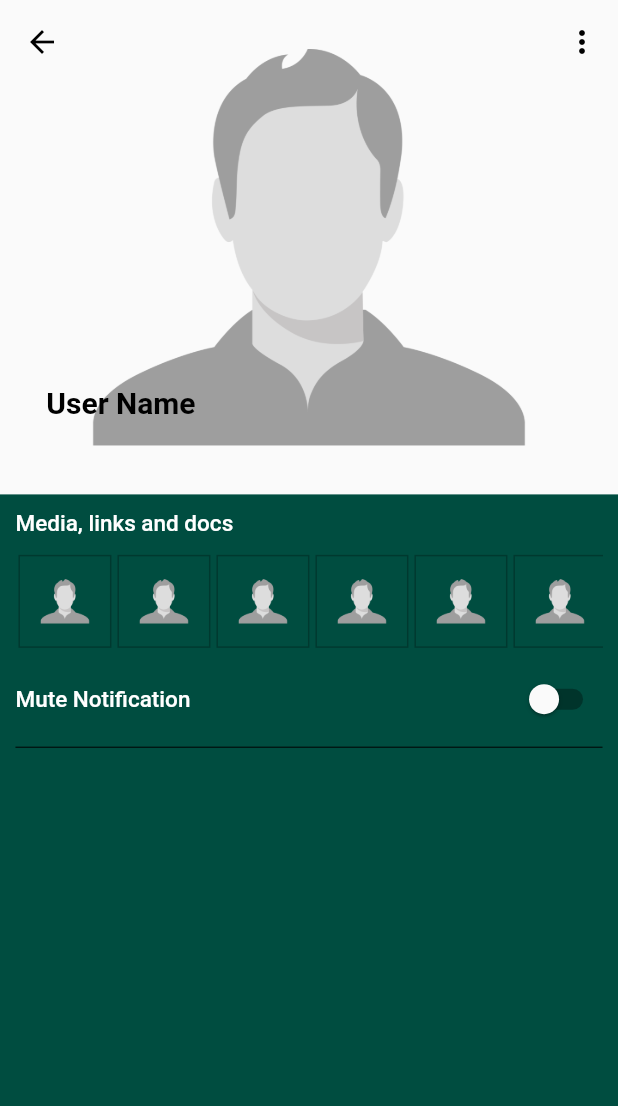
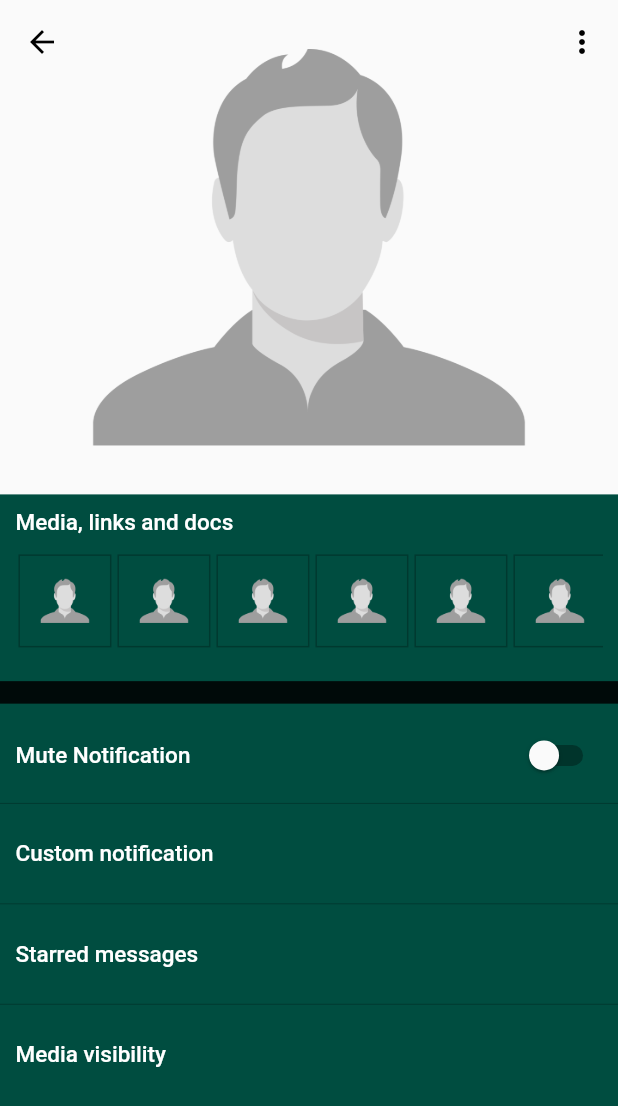
Before and after one commit to NextIshwar/ChatApp, a Flutter app: the UserProfile screen opened directly with empty values, on a phone screen of 412 x 824 dp. Shown: the top 1106 px of the screen. Run offline on Flutter 3.47's test engine with Material 2 defaults, Android fonts, the phone set to English and light mode, and no system bars; our stand-ins replace firebase_auth, firebase_core, google_sign_in, graphql_flutter, shared_preferences; accounts and stored records are empty; network calls fail.

Commit message:
moved dependent profile widegts to profile directory

```diff
--- a/chat_app/lib/common/chat_imports.dart
+++ b/chat_app/lib/common/chat_imports.dart
@@ -7,3 +7,7 @@ export 'package:chat_app/home/user_screen.dart';
 export 'package:chat_app/common/image_url.dart';
 export 'package:chat_app/profile/profile.dart';
 export 'package:chat_app/common/colors.dart';
+export 'package:chat_app/profile/custom_text_widget.dart';
+export 'package:chat_app/profile/view_profile_image.dart';
+export 'package:chat_app/profile/other_user_details.dart';
+export 'package:chat_app/profile/media_file_widget.dart';
--- a/chat_app/lib/home/user_screen.dart
+++ b/chat_app/lib/home/user_screen.dart
@@ -70,7 +70,10 @@ class _UserScreenState extends State<UserScreen>
             ),
             Padding(
               padding: const EdgeInsets.only(right: 16.0),
-              child: Icon(Icons.more_vert),
+              child: IconButton(
+                icon: Icon(Icons.more_vert),
+                onPressed: () {},
+              ),
             ),
           ],
           backgroundColor: Colors.teal[900],
--- a/chat_app/lib/message_screen/message_screen.dart
+++ b/chat_app/lib/message_screen/message_screen.dart
@@ -27,6 +27,7 @@ class MessageScreen extends StatelessWidget {
               MaterialPageRoute(
                   builder: (context) => UserProfile(
                         tag: receiverId,
+                        receiverName: receiverName,
                       )),
             );
           },
@@ -149,7 +150,8 @@ class _MessageBodyState extends State<MessageBody> {
                           child: Text(
                             data[index]['msg'],
                             style: TextStyle(color: Colors.white),
-                            ))
+                          ),
+                        )
                       ],
                     ),
                   ),
@@ -192,7 +194,9 @@ class _WriteMessageState extends State<WriteMessage> {
     return GraphQLProvider(
       client: Config.initailizeClient(),
       child: Mutation(
-        options: MutationOptions(document: gql(createMsgQuery)),
+        options: MutationOptions(
+          document: gql(createMsgQuery),
+        ),
         builder: (runMutation, result) => Container(
           child: Padding(
             padding: const EdgeInsets.all(8.0),
--- /dev/null
+++ b/chat_app/lib/profile/custom_text_widget.dart
@@ -0,0 +1,29 @@
+import 'package:chat_app/common/chat_imports.dart';
+import 'package:flutter/material.dart';
+
+class CutstomTextWdiget extends StatelessWidget {
+  final String text;
+  final void Function()? onTap;
+  const CutstomTextWdiget({Key? key, required this.text, this.onTap})
+      : super(key: key);
+
+  @override
+  Widget build(BuildContext context) {
+    final double height = MediaQuery.of(context).size.height;
+    final double width = MediaQuery.of(context).size.width;
+    return InkWell(
+      onTap: onTap,
+      child: Padding(
+        padding: EdgeInsets.symmetric(
+            vertical: height * 0.02, horizontal: width * 0.025),
+        child: Text(
+          text,
+          style: TextStyle(
+              fontSize: 15,
+              fontWeight: FontWeight.w500,
+              color: ColorPalette.secondaryColor),
+        ),
+      ),
+    );
+  }
+}
--- /dev/null
+++ b/chat_app/lib/profile/media_file_widget.dart
@@ -0,0 +1,50 @@
+import 'package:chat_app/common/chat_imports.dart';
+import 'package:flutter/material.dart';
+
+class MediaFilesWidget extends StatelessWidget {
+  const MediaFilesWidget({Key? key}) : super(key: key);
+
+  @override
+  Widget build(BuildContext context) {
+    return Container(
+      padding: EdgeInsets.symmetric(
+          horizontal: MediaQuery.of(context).size.width * 0.025, vertical: 10),
+      child: Column(
+        crossAxisAlignment: CrossAxisAlignment.start,
+        children: [
+          Text(
+            "Media, links and docs",
+            style: TextStyle(
+                color: ColorPalette.secondaryColor,
+                fontWeight: FontWeight.w500,
+                fontSize: 15),
+          ),
+          SizedBox(
+            height: 10,
+          ),
+          SingleChildScrollView(
+            scrollDirection: Axis.horizontal,
+            child: Row(
+              mainAxisAlignment: MainAxisAlignment.start,
+              children: List.generate(
+                50,
+                (index) => Container(
+                  margin: EdgeInsets.all(2),
+                  decoration: BoxDecoration(
+                    border: Border.all(color: Colors.black26),
+                  ),
+                  padding: EdgeInsets.all(10),
+                  child: Image.asset(
+                    AllImages.defaultProfileImage,
+                    height: 40,
+                    width: 40,
+                  ),
+                ),
+              ),
+            ),
+          ),
+        ],
+      ),
+    );
+  }
+}
--- /dev/null
+++ b/chat_app/lib/profile/other_user_details.dart
@@ -0,0 +1,73 @@
+import 'package:chat_app/common/chat_imports.dart';
+import 'package:flutter/material.dart';
+
+class OtherUserDetails extends StatefulWidget {
+  final double height, width;
+  const OtherUserDetails({Key? key, required this.height, required this.width})
+      : super(key: key);
+
+  @override
+  _OtherUserDetailsState createState() => _OtherUserDetailsState();
+}
+
+class _OtherUserDetailsState extends State<OtherUserDetails> {
+  bool notificationValue = false;
+  @override
+  Widget build(BuildContext context) {
+    return Container(
+      height: widget.height,
+      decoration: BoxDecoration(color: ColorPalette.primaryColor),
+      child: Column(
+        crossAxisAlignment: CrossAxisAlignment.start,
+        children: [
+          MediaFilesWidget(),
+          SizedBox(
+            height: 10,
+          ),
+          Divider(
+            color: Colors.black87,
+            thickness: 15,
+          ),
+          SizedBox(
+            height: 10,
+          ),
+          Padding(
+            padding: EdgeInsets.symmetric(horizontal: widget.width * 0.025),
+            child: Row(
+              mainAxisAlignment: MainAxisAlignment.spaceBetween,
+              children: [
+                Text(
+                  "Mute Notification",
+                  style: TextStyle(
+                      fontSize: 15,
+                      fontWeight: FontWeight.w500,
+                      color: ColorPalette.secondaryColor),
+                ),
+                Switch(
+                    value: notificationValue,
+                    activeColor: ColorPalette.switchColor,
+                    onChanged: (val) {
+                      setState(() {
+                        notificationValue = val;
+                      });
+                    })
+              ],
+            ),
+          ),
+          Divider(
+            color: Colors.black26,
+          ),
+          CutstomTextWdiget(text: "Custom notification"),
+          Divider(
+            color: Colors.black26,
+          ),
+          CutstomTextWdiget(text: "Starred messages"),
+          Divider(
+            color: Colors.black26,
+          ),
+          CutstomTextWdiget(text: "Media visibility"),
+        ],
+      ),
+    );
+  }
+}
--- a/chat_app/lib/profile/profile.dart
+++ b/chat_app/lib/profile/profile.dart
@@ -1,9 +1,37 @@
 import 'package:chat_app/common/chat_imports.dart';
 import 'package:flutter/material.dart';
 
-class UserProfile extends StatelessWidget {
-  final String tag;
-  const UserProfile({Key? key, required this.tag}) : super(key: key);
+class UserProfile extends StatefulWidget {
+  final String? tag, receiverName;
+  const UserProfile({Key? key, required this.tag, this.receiverName})
+      : super(key: key);
+
+  @override
+  _UserProfileState createState() => _UserProfileState();
+}
+
+class _UserProfileState extends State<UserProfile> {
+  ScrollController controller = new ScrollController(
+    initialScrollOffset: 0.0,
+    keepScrollOffset: true,
+  );
+  String? title = "";
+  Color? backgroundColor = Colors.transparent;
+  @override
+  void initState() {
+    super.initState();
+    controller.addListener(() {
+      setState(() {
+        if (controller.offset != 0.0) {
+          backgroundColor = Colors.teal[900];
+          title = widget.receiverName;
+        } else {
+          backgroundColor = Colors.transparent;
+          title = "";
+        }
+      });
+    });
+  }
 
   @override
   Widget build(BuildContext context) {
@@ -14,19 +42,24 @@ class UserProfile extends StatelessWidget {
         leading: IconButton(
           icon: Icon(
             Icons.arrow_back,
-            color: Colors.black,
+            color: (title == "") ? Colors.black : Colors.white,
           ),
           onPressed: () {
             Navigator.pop(context);
           },
         ),
-        backgroundColor: Colors.transparent,
+        title: Text(
+          title ?? "",
+          style: TextStyle(
+              color: Colors.white, fontWeight: FontWeight.bold, fontSize: 18),
+        ),
+        backgroundColor: backgroundColor,
         elevation: 0,
         actions: [
           IconButton(
             icon: Icon(
               Icons.more_vert,
-              color: Colors.black,
+              color: (title == "") ? Colors.black : Colors.white,
             ),
             onPressed: () {},
           )
@@ -34,9 +67,15 @@ class UserProfile extends StatelessWidget {
       ),
       extendBodyBehindAppBar: true,
       body: SingleChildScrollView(
+        controller: controller,
         child: Column(
           children: [
-            ProfilePicture(height: height * 0.4, width: width, tag: tag),
+            ProfilePicture(
+              height: height * 0.4,
+              width: width,
+              tag: widget.tag ?? "",
+              userName: widget.receiverName,
+            ),
             OtherUserDetails(
               height: height,
               width: width,
@@ -51,8 +90,13 @@ class UserProfile extends StatelessWidget {
 class ProfilePicture extends StatelessWidget {
   final double height, width;
   final Object tag;
+  final String? userName;
   const ProfilePicture(
-      {Key? key, required this.height, required this.width, required this.tag})
+      {Key? key,
+      required this.height,
+      required this.width,
+      required this.tag,
+      this.userName})
       : super(key: key);
 
   @override
@@ -69,7 +113,7 @@ class ProfilePicture extends StatelessWidget {
                   MaterialPageRoute(
                     builder: (context) => ViewProfileImage(
                       tag: tag.toString(),
-                      userNameTag: "User Name",
+                      userNameTag: userName ?? "",
                     ),
                   ),
                 );
@@ -84,9 +128,9 @@ class ProfilePicture extends StatelessWidget {
             left: width * 0.01,
             bottom: height * 0.15,
             child: Hero(
-              tag: "User Name",
+              tag: userName ?? "",
               child: Text(
-                "User Name",
+                userName ?? "",
                 style: TextStyle(
                     color: Colors.black,
                     fontSize: 20,
@@ -99,150 +143,3 @@ class ProfilePicture extends StatelessWidget {
     );
   }
 }
-
-class OtherUserDetails extends StatefulWidget {
-  final double height, width;
-  const OtherUserDetails({Key? key, required this.height, required this.width})
-      : super(key: key);
-
-  @override
-  _OtherUserDetailsState createState() => _OtherUserDetailsState();
-}
-
-class _OtherUserDetailsState extends State<OtherUserDetails> {
-  bool notificationValue = false;
-  @override
-  Widget build(BuildContext context) {
-    return Container(
-      height: widget.height,
-      decoration: BoxDecoration(color: ColorPalette.primaryColor),
-      child: Padding(
-        padding: EdgeInsets.all(widget.width * 0.025),
-        child: Column(
-          children: [
-            MediaFilesWidget(),
-            SizedBox(
-              height: widget.height * 0.01,
-            ),
-            Row(
-              mainAxisAlignment: MainAxisAlignment.spaceBetween,
-              children: [
-                Text(
-                  "Mute Notification",
-                  style: TextStyle(
-                      fontSize: 15,
-                      fontWeight: FontWeight.w500,
-                      color: ColorPalette.secondaryColor),
-                ),
-                Switch(
-                    value: notificationValue,
-                    activeColor: ColorPalette.switchColor,
-                    onChanged: (val) {
-                      setState(() {
-                        notificationValue = val;
-                      });
-                    })
-              ],
-            ),
-            Divider(
-              color: Colors.black,
-            )
-          ],
-        ),
-      ),
-    );
-  }
-}
-
-class MediaFilesWidget extends StatelessWidget {
-  const MediaFilesWidget({Key? key}) : super(key: key);
-
-  @override
-  Widget build(BuildContext context) {
-    return Container(
-      child: Column(
-        crossAxisAlignment: CrossAxisAlignment.start,
-        children: [
-          Text(
-            "Media, links and docs",
-            style: TextStyle(
-                color: ColorPalette.secondaryColor,
-                fontWeight: FontWeight.w500,
-                fontSize: 15),
-          ),
-          SizedBox(
-            height: 10,
-          ),
-          SingleChildScrollView(
-            scrollDirection: Axis.horizontal,
-            child: Row(
-              mainAxisAlignment: MainAxisAlignment.start,
-              children: List.generate(
-                50,
-                (index) => Container(
-                  margin: EdgeInsets.all(2),
-                  decoration: BoxDecoration(
-                    border: Border.all(color: Colors.black26),
-                  ),
-                  padding: EdgeInsets.all(10),
-                  child: Image.asset(
-                    AllImages.defaultProfileImage,
-                    height: 40,
-                    width: 40,
-                  ),
-                ),
-              ),
-            ),
-          ),
-        ],
-      ),
-    );
-  }
-}
-
-class ViewProfileImage extends StatelessWidget {
-  final String tag;
-  final String userNameTag;
-  const ViewProfileImage(
-      {Key? key, required this.tag, required this.userNameTag})
-      : super(key: key);
-
-  @override
-  Widget build(BuildContext context) {
-    return Scaffold(
-      appBar: AppBar(
-        backgroundColor: Colors.transparent,
-        title: Hero(
-          tag: userNameTag,
-          child: Material(
-            color: Colors.transparent,
-            child: Text(
-              "User Name",
-              style: TextStyle(
-                  color: ColorPalette.secondaryColor,
-                  fontSize: 20,
-                  fontWeight: FontWeight.w500),
-            ),
-          ),
-        ),
-        leading: IconButton(
-          icon: Icon(
-            Icons.arrow_back,
-            color: ColorPalette.secondaryColor,
-          ),
-          onPressed: () {
-            Navigator.pop(context);
-          },
-        ),
-      ),
-      extendBodyBehindAppBar: true,
-      backgroundColor: Colors.black,
-      body: Center(
-        child: Hero(
-          tag: tag,
-          child: Image.asset(AllImages.defaultProfileImage),
-        ),
-      ),
-    );
-  }
-}
--- /dev/null
+++ b/chat_app/lib/profile/view_profile_image.dart
@@ -0,0 +1,49 @@
+import 'package:chat_app/common/chat_imports.dart';
+import 'package:flutter/material.dart';
+
+class ViewProfileImage extends StatelessWidget {
+  final String tag;
+  final String userNameTag;
+  const ViewProfileImage(
+      {Key? key, required this.tag, required this.userNameTag})
+      : super(key: key);
+
+  @override
+  Widget build(BuildContext context) {
+    return Scaffold(
+      appBar: AppBar(
+        backgroundColor: Colors.transparent,
+        title: Hero(
+          tag: userNameTag,
+          child: Material(
+            color: Colors.transparent,
+            child: Text(
+              "User Name",
+              style: TextStyle(
+                  color: ColorPalette.secondaryColor,
+                  fontSize: 20,
+                  fontWeight: FontWeight.w500),
+            ),
+          ),
+        ),
+        leading: IconButton(
+          icon: Icon(
+            Icons.arrow_back,
+            color: ColorPalette.secondaryColor,
+          ),
+          onPressed: () {
+            Navigator.pop(context);
+          },
+        ),
+      ),
+      extendBodyBehindAppBar: true,
+      backgroundColor: Colors.black,
+      body: Center(
+        child: Hero(
+          tag: tag,
+          child: Image.asset(AllImages.defaultProfileImage),
+        ),
+      ),
+    );
+  }
+}
```
Lines whose indentation alone changed are shown as unchanged.
